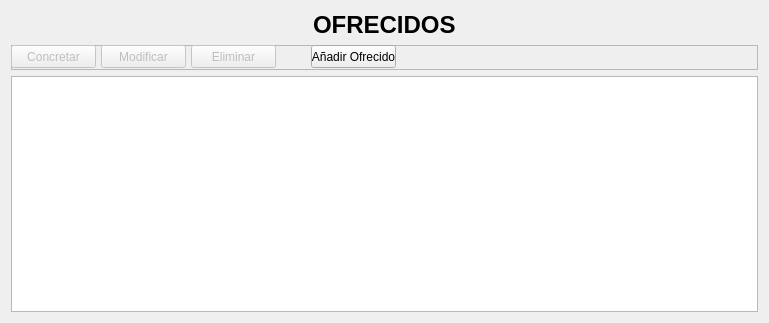
Qt form ofrecidos.ui (rockols/acopio) before a commit.
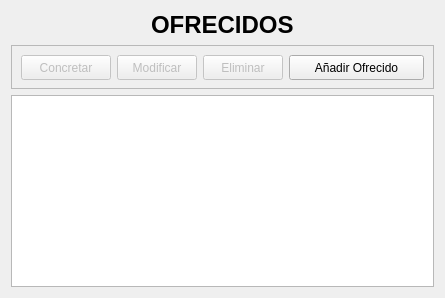
The same form after that commit.

What changed in the file:
```diff
--- a/ofrecidos.ui
+++ b/ofrecidos.ui
@@ -6,8 +6,8 @@
    <rect>
     <x>0</x>
     <y>0</y>
-    <width>769</width>
-    <height>323</height>
+    <width>441</width>
+    <height>298</height>
    </rect>
   </property>
   <property name="windowTitle">
@@ -28,17 +28,17 @@
      <property name="frameShadow">
       <enum>QFrame::Raised</enum>
      </property>
+     <layout class="QHBoxLayout" name="horizontalLayout">
+      <item>
      <widget class="QPushButton" name="concretarOfrecido">
       <property name="enabled">
        <bool>false</bool>
       </property>
-      <property name="geometry">
-       <rect>
-        <x>0</x>
-        <y>0</y>
-        <width>85</width>
-        <height>23</height>
-       </rect>
+        <property name="minimumSize">
+         <size>
+          <width>90</width>
+          <height>25</height>
+         </size>
       </property>
       <property name="maximumSize">
        <size>
@@ -46,62 +46,71 @@
         <height>16777215</height>
        </size>
       </property>
+        <property name="styleSheet">
+         <string notr="true">font: 12pt &quot;MS Shell Dlg 2&quot;;</string>
+        </property>
       <property name="text">
        <string>Concretar</string>
       </property>
      </widget>
+      </item>
+      <item>
      <widget class="QPushButton" name="modificarOfrecido">
       <property name="enabled">
        <bool>false</bool>
       </property>
-      <property name="geometry">
-       <rect>
-        <x>90</x>
-        <y>0</y>
-        <width>85</width>
-        <height>23</height>
-       </rect>
+        <property name="minimumSize">
+         <size>
+          <width>80</width>
+          <height>25</height>
+         </size>
       </property>
       <property name="maximumSize">
        <size>
-        <width>85</width>
+          <width>80</width>
         <height>16777215</height>
        </size>
       </property>
+        <property name="styleSheet">
+         <string notr="true">font: 12pt &quot;MS Shell Dlg 2&quot;;</string>
+        </property>
       <property name="text">
        <string>Modificar</string>
       </property>
      </widget>
+      </item>
+      <item>
      <widget class="QPushButton" name="eliminarOfrecido">
       <property name="enabled">
        <bool>false</bool>
       </property>
-      <property name="geometry">
-       <rect>
-        <x>180</x>
-        <y>0</y>
-        <width>85</width>
-        <height>23</height>
-       </rect>
+        <property name="minimumSize">
+         <size>
+          <width>80</width>
+          <height>25</height>
+         </size>
       </property>
       <property name="maximumSize">
        <size>
-        <width>85</width>
+          <width>80</width>
         <height>16777215</height>
        </size>
       </property>
+        <property name="styleSheet">
+         <string notr="true">font: 12pt &quot;MS Shell Dlg 2&quot;;</string>
+        </property>
       <property name="text">
        <string>Eliminar</string>
       </property>
      </widget>
+      </item>
+      <item>
      <widget class="QPushButton" name="nuevoOfrecido">
-      <property name="geometry">
-       <rect>
-        <x>300</x>
-        <y>0</y>
-        <width>85</width>
-        <height>23</height>
-       </rect>
+        <property name="minimumSize">
+         <size>
+          <width>135</width>
+          <height>25</height>
+         </size>
       </property>
       <property name="maximumSize">
        <size>
@@ -109,10 +118,28 @@
         <height>16777215</height>
        </size>
       </property>
+        <property name="styleSheet">
+         <string notr="true">font: 12pt &quot;MS Shell Dlg 2&quot;;</string>
+        </property>
       <property name="text">
        <string>Añadir Ofrecido</string>
       </property>
      </widget>
+      </item>
+      <item>
+       <spacer name="horizontalSpacer">
+        <property name="orientation">
+         <enum>Qt::Horizontal</enum>
+        </property>
+        <property name="sizeHint" stdset="0">
+         <size>
+          <width>16777215</width>
+          <height>20</height>
+         </size>
+        </property>
+       </spacer>
+      </item>
+     </layout>
     </widget>
    </item>
    <item row="2" column="0">
```
Lines whose indentation alone changed are shown as unchanged.
